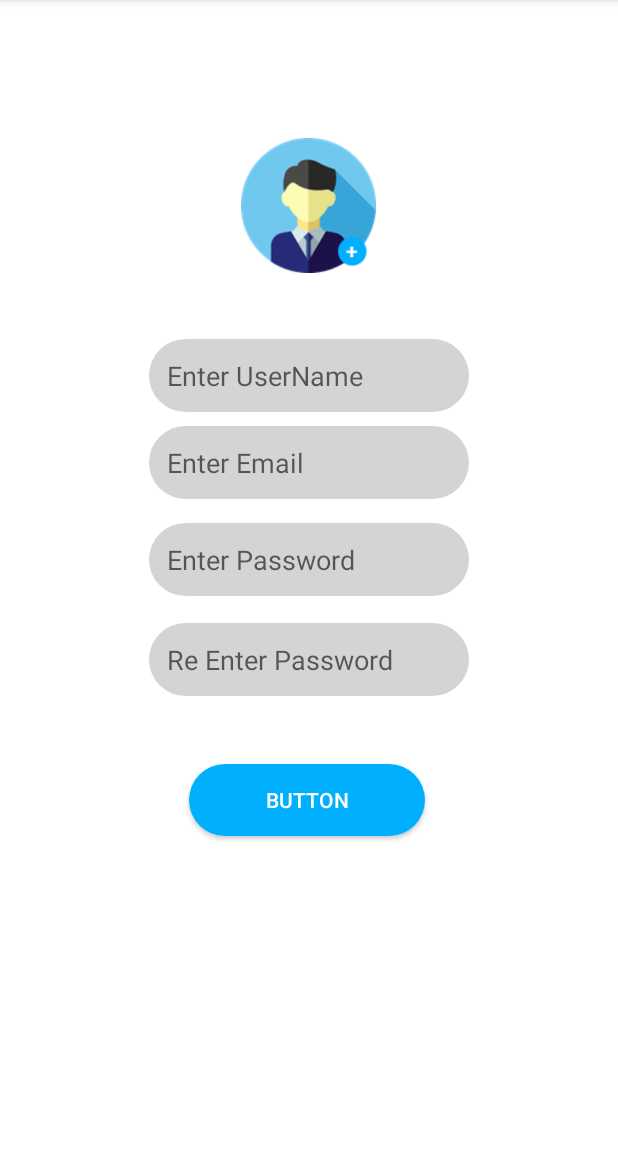
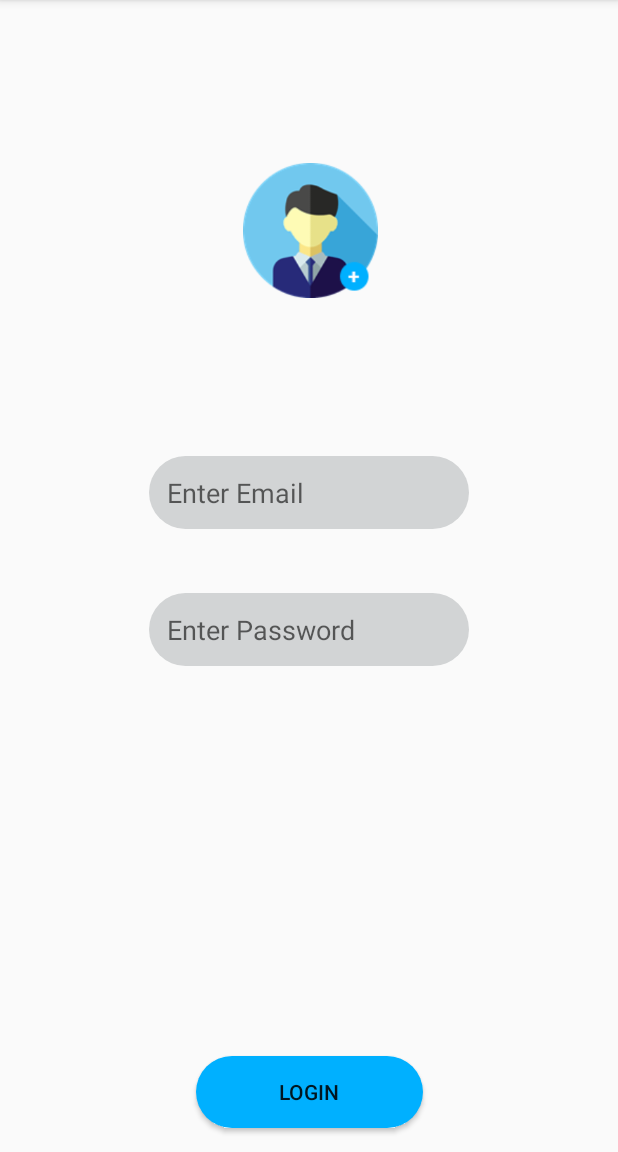
Before and after one commit to ruwanliyanage123/food-delivery-app, an Android app: the screen it shows after launch (RegisterActivity before the commit, LoginActivity after it), on a phone screen of 412 x 824 dp, the part 84-1236 px from its top. Run offline under Robolectric (Android 15) with nearby library versions, the phone set to English and light mode, and no system bars; our stand-ins replace Firebase (no records; nobody signed in at launch, a user with empty details on screens opened directly).

```diff
--- a/app/src/main/AndroidManifest.xml
+++ b/app/src/main/AndroidManifest.xml
@@ -11,8 +11,11 @@
         android:roundIcon="@mipmap/ic_launcher_round"
         android:supportsRtl="true"
         android:theme="@style/AppTheme">
-        <activity android:name=".Activities.HomeActivity"></activity>
         <activity android:name=".Activities.RegisterActivity">
+
+        </activity>
+        <activity android:name=".Activities.HomeActivity" />
+        <activity android:name=".Activities.LoginActivity">
             <intent-filter>
                 <action android:name="android.intent.action.MAIN" />
 
--- /dev/null
+++ b/app/src/main/java/com/example/myapplication/Activities/LoginActivity.java
@@ -0,0 +1,114 @@
+package com.example.myapplication.Activities;
+
+import android.content.Intent;
+import android.support.annotation.NonNull;
+import android.support.v7.app.AppCompatActivity;
+import android.os.Bundle;
+import android.view.View;
+import android.widget.Button;
+import android.widget.EditText;
+import android.widget.ImageView;
+import android.widget.ProgressBar;
+import android.widget.Toast;
+
+import com.example.myapplication.R;
+import com.google.android.gms.tasks.OnCompleteListener;
+import com.google.android.gms.tasks.Task;
+import com.google.firebase.auth.AuthResult;
+import com.google.firebase.auth.FirebaseAuth;
+import com.google.firebase.auth.FirebaseUser;
+import com.google.firebase.storage.StorageReference;
+
+public class LoginActivity extends AppCompatActivity {
+
+    private EditText userMail, userPassword;
+    private Button btnLogin;
+    private ProgressBar loginProgress;
+    private FirebaseAuth mAuth;
+    private Intent HomeActivity;
+    private ImageView loginPhoto;
+
+
+    @Override
+    protected void onCreate(Bundle savedInstanceState) {
+        super.onCreate(savedInstanceState);
+        setContentView(R.layout.activity_login);
+
+        userMail = findViewById(R.id.login_mail);
+        userPassword = findViewById(R.id.login_password);
+        btnLogin = findViewById(R.id.loginBtn);
+        loginProgress = findViewById(R.id.progressBar);
+        mAuth    = FirebaseAuth.getInstance();
+        HomeActivity  = new Intent(this, com.example.myapplication.Activities.HomeActivity.class);
+        loginPhoto    = findViewById(R.id.login_photo);
+
+        loginPhoto.setOnClickListener(new View.OnClickListener() {
+            @Override
+            public void onClick(View view) {
+                Intent registerActivity = new Intent(getApplicationContext(), RegisterActivity.class);
+                startActivity(registerActivity);
+                finish();
+            }
+        });
+
+
+//        loginProgress.setVisibility(View.INVISIBLE);
+        btnLogin.setOnClickListener(new View.OnClickListener() {
+            @Override
+            public void onClick(View view) {
+                //loginProgress.setVisibility(View.VISIBLE);
+                btnLogin.setVisibility(View.INVISIBLE);
+
+                final String mail = userMail.getText().toString();
+                final String password = userPassword.getText().toString();
+
+                if(mail.isEmpty()|| password.isEmpty()){
+                    showMessage("Please verify All fields");
+                }
+                else{
+                    signIn(mail, password);
+                }
+            }
+        });
+
+    }
+
+    private void updateUI(){
+        startActivity(HomeActivity);
+        finish();
+    }
+
+    private void showMessage(String message){
+        Toast.makeText(getApplicationContext(),message,Toast.LENGTH_LONG).show();
+    }
+
+    @Override
+    protected void onStart() {
+        super.onStart();
+        FirebaseUser user = mAuth.getCurrentUser();
+
+        if(user != null){
+            //user is already connected so we need to redirect his home page
+
+            updateUI();
+        }
+    }
+
+    private void signIn(String mail, String password){
+
+        mAuth.signInWithEmailAndPassword(mail, password).addOnCompleteListener(new OnCompleteListener<AuthResult>() {
+            @Override
+            public void onComplete(@NonNull Task<AuthResult> task) {
+
+                if(task.isSuccessful()){
+//                    loginProgress.setVisibility(View.INVISIBLE);
+                    btnLogin.setVisibility(View.VISIBLE);
+                    updateUI();
+                }
+                else {
+                    showMessage(task.getException().getMessage());
+                }
+            }
+        });
+    }
+}
--- /dev/null
+++ b/app/src/main/res/layout/activity_login.xml
@@ -0,0 +1,86 @@
+<?xml version="1.0" encoding="utf-8"?>
+<android.support.constraint.ConstraintLayout xmlns:android="http://schemas.android.com/apk/res/android"
+    xmlns:app="http://schemas.android.com/apk/res-auto"
+    xmlns:tools="http://schemas.android.com/tools"
+    android:layout_width="match_parent"
+    android:layout_height="match_parent"
+    tools:context=".Activities.LoginActivity">
+
+    <ImageView
+        android:id="@+id/login_photo"
+        android:layout_width="90dp"
+        android:layout_height="90dp"
+        android:layout_marginStart="8dp"
+        android:layout_marginLeft="8dp"
+        android:layout_marginTop="8dp"
+        android:layout_marginEnd="8dp"
+        android:layout_marginRight="8dp"
+        android:layout_marginBottom="8dp"
+        app:layout_constraintBottom_toTopOf="@+id/login_mail"
+        app:layout_constraintEnd_toEndOf="parent"
+        app:layout_constraintHorizontal_bias="0.504"
+        app:layout_constraintStart_toStartOf="parent"
+        app:layout_constraintTop_toTopOf="parent"
+        app:layout_constraintVertical_bias="0.507"
+        app:srcCompat="@drawable/userphoto" />
+
+    <EditText
+        android:id="@+id/login_mail"
+        android:background="@drawable/reg_edittext_style"
+        android:layout_width="wrap_content"
+        android:layout_height="wrap_content"
+        android:layout_marginStart="8dp"
+        android:layout_marginLeft="8dp"
+        android:layout_marginEnd="8dp"
+        android:layout_marginRight="8dp"
+        android:layout_marginBottom="12dp"
+        android:ems="10"
+        android:hint="Enter Email"
+        android:inputType="textPersonName"
+        app:layout_constraintBottom_toTopOf="@+id/guideline2"
+        app:layout_constraintEnd_toEndOf="parent"
+        app:layout_constraintStart_toStartOf="parent" />
+
+    <android.support.constraint.Guideline
+        android:id="@+id/guideline2"
+        android:layout_width="wrap_content"
+        android:layout_height="wrap_content"
+        android:orientation="horizontal"
+        app:layout_constraintGuide_begin="365dp" />
+
+    <EditText
+        android:id="@+id/login_password"
+        android:layout_width="wrap_content"
+        android:layout_height="wrap_content"
+        android:layout_marginStart="8dp"
+        android:layout_marginLeft="8dp"
+        android:layout_marginTop="16dp"
+        android:layout_marginEnd="8dp"
+        android:layout_marginRight="8dp"
+        android:layout_marginBottom="8dp"
+        android:background="@drawable/reg_edittext_style"
+        android:ems="10"
+        android:hint="Enter Password"
+        android:inputType="numberPassword"
+        app:layout_constraintBottom_toBottomOf="parent"
+        app:layout_constraintEnd_toEndOf="parent"
+        app:layout_constraintStart_toStartOf="parent"
+        app:layout_constraintTop_toBottomOf="@+id/login_mail"
+        app:layout_constraintVertical_bias="0.078" />
+
+    <Button
+        android:id="@+id/loginBtn"
+        android:layout_width="151dp"
+        android:layout_height="wrap_content"
+        android:layout_marginStart="8dp"
+        android:layout_marginLeft="8dp"
+        android:layout_marginEnd="8dp"
+        android:layout_marginRight="8dp"
+        android:layout_marginBottom="16dp"
+        android:background="@drawable/reg_btn_style"
+        android:text="Login"
+        app:layout_constraintBottom_toBottomOf="parent"
+        app:layout_constraintEnd_toEndOf="parent"
+        app:layout_constraintStart_toStartOf="parent" />
+
+</android.support.constraint.ConstraintLayout>
--- a/app/src/main/res/layout/activity_register.xml
+++ b/app/src/main/res/layout/activity_register.xml
@@ -108,7 +108,7 @@
 
     <Button
         android:id="@+id/regButton"
-        android:layout_width="157dp"
+        android:layout_width="155dp"
         android:layout_height="wrap_content"
         android:layout_marginStart="8dp"
         android:layout_marginLeft="8dp"
```
